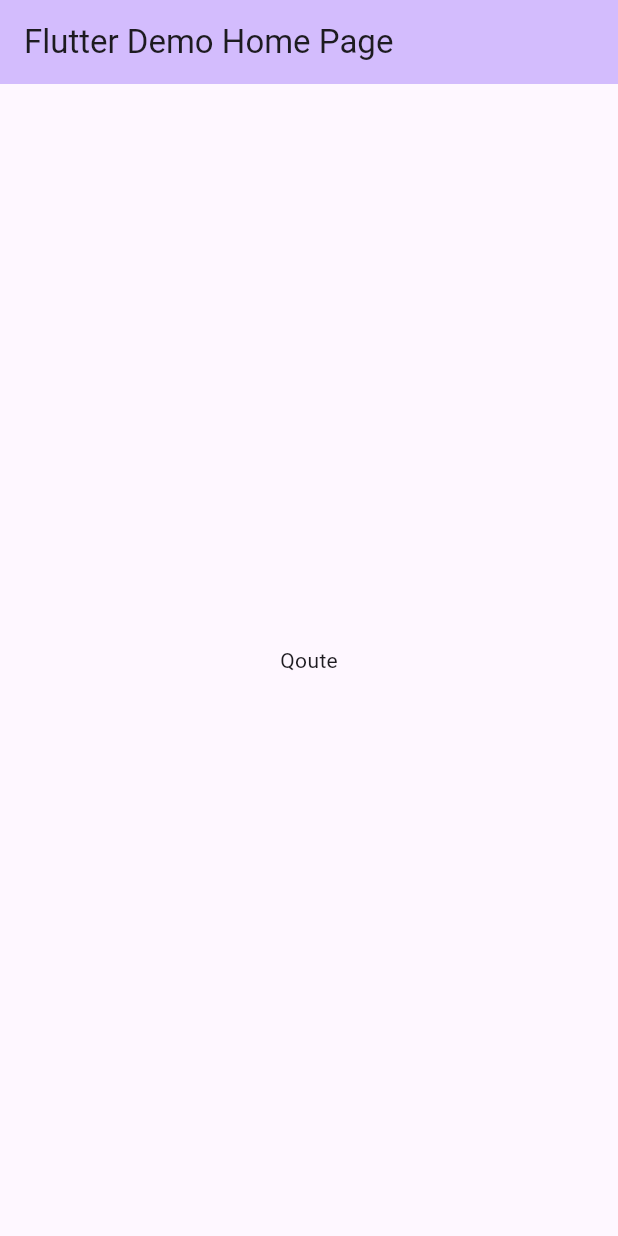
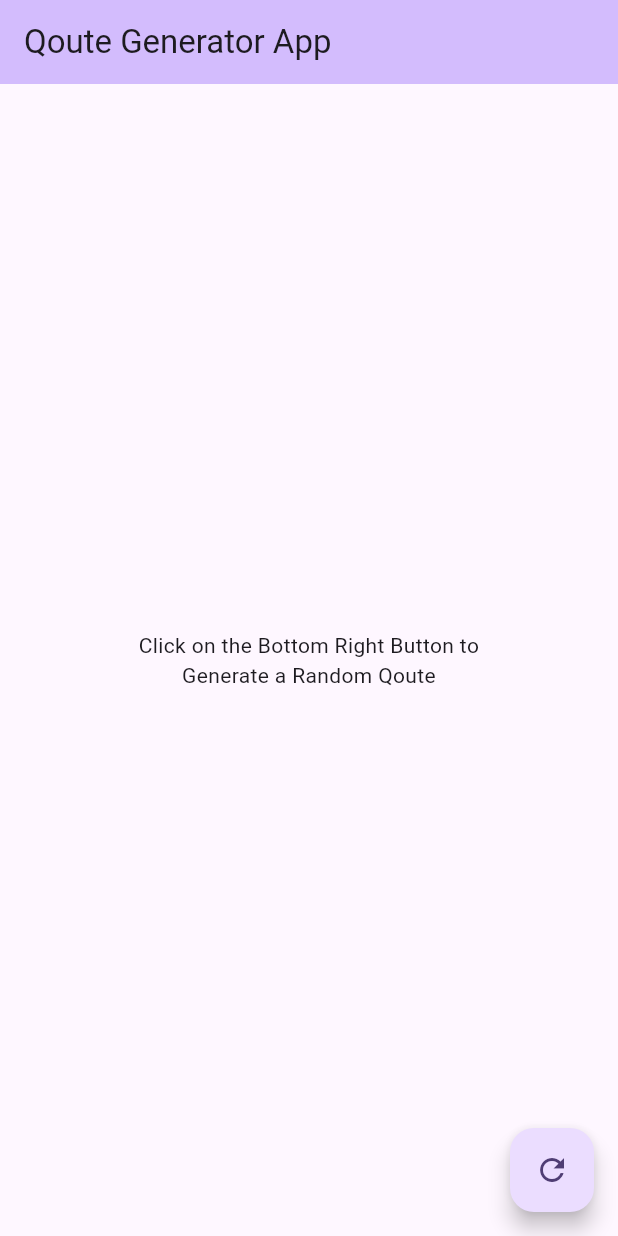
Before and after one commit to zaidansarinstop/qoute_app_mobx, a Flutter app: the screen it shows after launch, on a phone screen of 412 x 824 dp. Run offline on Flutter 3.47's test engine with Material 2 defaults, Android fonts, the phone set to English and light mode, and no system bars; our stand-ins replace flutter_mobx, mobx; generated files the repository leaves out were written again.

Commit message:
-Added http package -Added Fetch API to fetch qoutes -Generated Store of MobX -Display of qoutes in List view on home page

```diff
--- a/lib/logic/qoute.dart
+++ b/lib/logic/qoute.dart
@@ -1,11 +1,16 @@
 import 'package:mobx/mobx.dart';
+import 'package:qoute_app_mobx/models/single_qoute.dart';
+import 'package:qoute_app_mobx/services/qoute_api.dart';
+part 'qoute.g.dart';
 
-class Qoute with Store {
+class QouteStore = _QouteStore with _$QouteStore;
+
+abstract class _QouteStore with Store {
+  final _qouteAPI = QouteAPI();
+
   @observable
-  ObservableList<Map<String, String>> listOfQoutes;
+  ObservableFuture<List<SingleQoute>>? listOfQoutes;
 
-  Qoute(this.listOfQoutes);
-
-  // @action
-  // fetchQoutes() => listOfQoutes = ObservableFuture();
+  @action
+  fetch() => listOfQoutes = ObservableFuture(_qouteAPI.fethQoutes());
 }
--- a/lib/main.dart
+++ b/lib/main.dart
@@ -1,4 +1,8 @@
 import 'package:flutter/material.dart';
+import 'package:flutter_mobx/flutter_mobx.dart';
+import 'package:mobx/mobx.dart';
+import 'package:qoute_app_mobx/logic/qoute.dart';
+import 'package:qoute_app_mobx/models/single_qoute.dart';
 
 void main() {
   runApp(const MyApp());
@@ -15,10 +19,12 @@ class MyApp extends StatelessWidget {
         colorScheme: ColorScheme.fromSeed(seedColor: Colors.deepPurple),
         useMaterial3: true,
       ),
-      home: const MyHomePage(title: 'Flutter Demo Home Page'),
+      home: const MyHomePage(title: 'Qoute Generator App'),
     );
   }
 }
+
+final qouteStore = QouteStore();
 
 class MyHomePage extends StatelessWidget {
   final String title;
@@ -32,8 +38,53 @@ class MyHomePage extends StatelessWidget {
         title: Text(title),
         backgroundColor: Theme.of(context).colorScheme.inversePrimary,
       ),
-      body: const Center(
-        child: Text('Qoute'),
+      body: Observer(builder: (_) {
+        final future = qouteStore.listOfQoutes;
+        if (future == null) {
+          return const Center(
+            child: SizedBox(
+              width: 250,
+              child: Text(
+                'Click on the Bottom Right Button to Generate a Random Qoute',
+                textAlign: TextAlign.center,
+              ),
+            ),
+          );
+        }
+        switch (future.status) {
+          case FutureStatus.pending:
+            return const Center(
+              child: Column(
+                mainAxisAlignment: MainAxisAlignment.center,
+                children: [
+                  CircularProgressIndicator(),
+                  Text('Loading Qoutes.......')
+                ],
+              ),
+            );
+          case FutureStatus.rejected:
+            return const Center(
+              child: Text('Error Fetching Data'),
+            );
+          case FutureStatus.fulfilled:
+            final listData = future.result;
+            return ListView.builder(
+              itemCount: listData.length,
+              itemBuilder: (context, index) {
+                final item = listData[index];
+                return ListTile(
+                  title: Text(item.text ?? 'NA'),
+                  subtitle: Text(item.author ?? 'Not Specified'),
+                );
+              },
+            );
+        }
+      }),
+      floatingActionButton: FloatingActionButton(
+        onPressed: () {
+          qouteStore.fetch();
+        },
+        child: const Icon(Icons.refresh),
       ),
     );
   }
--- a/pubspec.yaml
+++ b/pubspec.yaml
@@ -12,6 +12,7 @@ dependencies:
   flutter:
     sdk: flutter
   flutter_mobx: ^2.0.6+5
+  http: ^1.0.0
   mobx: ^2.2.0
 
 dev_dependencies:
```
Also changed, not shown: lib/models/single_qoute.dart (+7 -2 lines), lib/services/qoute_api.dart (added, +26 -0 lines), lib/logic/qoute.g.dart (added), pubspec.lock.
